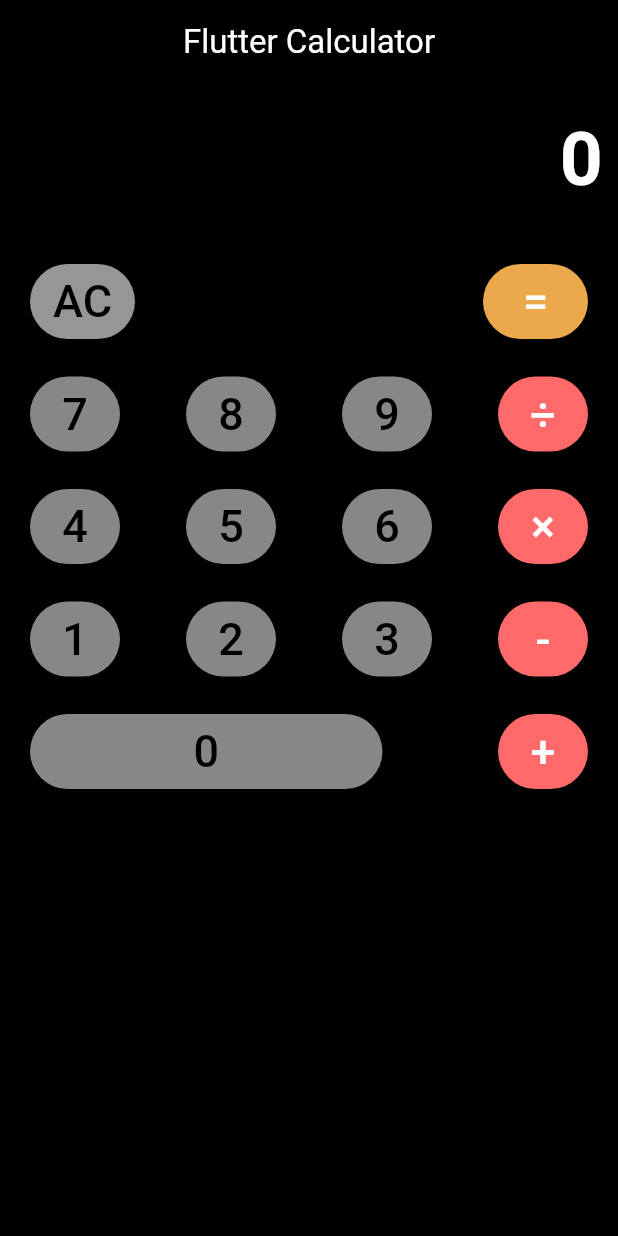
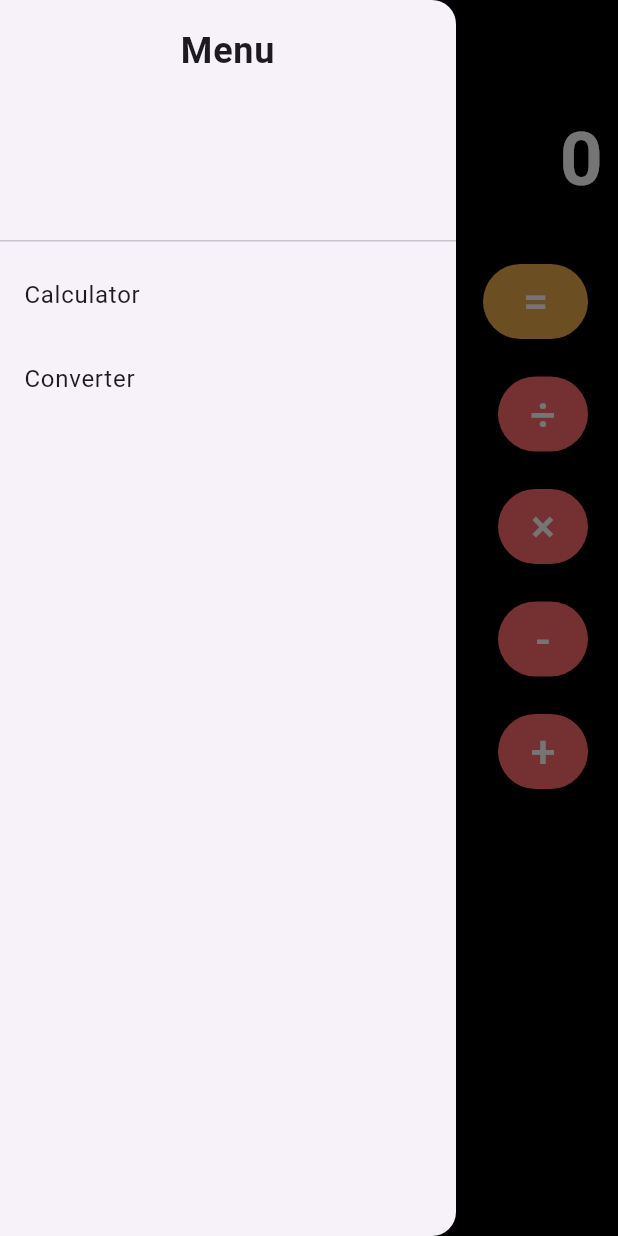
Before and after one commit to whitemam8a/Flutter_Calculator, a Flutter app: the screen it shows after launch, with the side drawer open (before the commit the screen has no drawer), on a phone screen of 412 x 824 dp. Run offline on Flutter 3.47's test engine with Material 3 defaults, Android fonts, the phone set to English and light mode, and no system bars; our stand-ins replace math_expressions.

Commit message:
Add Kilometers to Miles converter

```diff
--- /dev/null
+++ b/lib/NavBar.dart
@@ -0,0 +1,29 @@
+import 'package:flutter/material.dart';
+
+class NavBar extends StatelessWidget {
+  const NavBar({super.key});
+
+  @override
+  Widget build(BuildContext context) {
+    return Drawer(
+      child: ListView(padding: EdgeInsets.zero, children: [
+        const DrawerHeader(
+          child: Text('Menu',
+              style: TextStyle(
+                fontSize: 24,
+                fontWeight: FontWeight.bold,
+              ),
+              textAlign: TextAlign.center),
+        ),
+        ListTile(
+          title: const Text('Calculator'),
+          onTap: () => {Navigator.of(context).pushNamed('/')},
+        ),
+        ListTile(
+          title: const Text('Converter'),
+          onTap: () => {Navigator.of(context).pushNamed('/converter')},
+        ),
+      ]),
+    );
+  }
+}
--- a/lib/main.dart
+++ b/lib/main.dart
@@ -1,5 +1,8 @@
 import 'package:flutter/material.dart';
+import 'package:hello_flutter/NavBar.dart';
+import 'package:hello_flutter/screens/Calculator_Page.dart';
 import 'package:math_expressions/math_expressions.dart';
+import 'package:hello_flutter/screens/Converter_Page.dart';
 
 void main() {
   runApp(My_Calculator());
@@ -10,179 +13,15 @@ class My_Calculator extends StatelessWidget {
 
   @override
   Widget build(BuildContext context) {
-    return const MaterialApp(
+    return MaterialApp(
       title: 'Flutter Calculator',
-      home: MyHomePage(),
+      initialRoute: '/',
+      routes: {
+        '/': (context) => MyHomePage(),
+        '/converter': (context) => ConverterPage(),
+      },
+      // home: MyHomePage(),
       debugShowCheckedModeBanner: false,
     );
   }
 }
-
-class MyHomePage extends StatefulWidget {
-  const MyHomePage({super.key});
-
-  @override
-  _MyHomePageState createState() => _MyHomePageState();
-}
-
-class _MyHomePageState extends State<MyHomePage> {
-  String display = "0"; //Уравнение
-  String expression = ""; //Выражение
-
-  buttonPressed(btnText) {
-    setState(() {
-      if (btnText == "AC") {
-        display = "0";
-      } else if (btnText == "=") {
-        expression = display;
-        expression = expression.replaceAll("×", "*");
-        expression = expression.replaceAll("÷", "/");
-
-        try {
-          Parser p = Parser();
-          Expression exp = p.parse(expression);
-          ContextModel cm = ContextModel();
-          display = '${exp.evaluate(EvaluationType.REAL, cm)}';
-        } catch (e) {
-          'Error';
-        }
-      } else {
-        if (display == "0") {
-          display = btnText;
-        } else
-          display = display + btnText;
-      }
-    });
-  }
-
-  Widget callButtons(
-      String btnText, Color txtColor, double btnWidth, Color btnColor) {
-    return InkWell(
-      onTap: () {
-        buttonPressed(btnText);
-      },
-      child: Container(
-        alignment: Alignment.center,
-        height: 50,
-        width: btnWidth,
-        decoration: BoxDecoration(
-            color: btnColor, borderRadius: BorderRadius.circular(53)),
-        child: Text(btnText,
-            style: TextStyle(
-                color: txtColor, fontSize: 30, fontWeight: FontWeight.w500)),
-      ),
-    );
-  }
-
-  @override
-  Widget build(BuildContext context) {
-    return Scaffold(
-      backgroundColor: Colors.black,
-      appBar: AppBar(
-        centerTitle: true,
-        backgroundColor: const Color.fromARGB(255, 0, 0, 0),
-        title: const Text('Flutter Calculator',
-            style: TextStyle(color: Colors.white)),
-      ),
-      body: Column(
-        children: [
-          Container(
-            alignment: Alignment.centerRight,
-            height: 100,
-            padding: const EdgeInsets.symmetric(vertical: 10, horizontal: 10),
-            child: SingleChildScrollView(
-              child: Text(
-                display,
-                style: const TextStyle(
-                    fontSize: 50,
-                    fontWeight: FontWeight.bold,
-                    color: Colors.white),
-              ),
-            ),
-          ),
-          Padding(
-            padding: const EdgeInsets.all(20.0),
-            child: Column(
-              children: [
-                // first row
-                Row(
-                  mainAxisAlignment: MainAxisAlignment.spaceBetween,
-                  children: [
-                    callButtons("AC", Colors.black, 70,
-                        Color.fromARGB(255, 150, 150, 150)),
-                    callButtons("=", Colors.white, 70,
-                        Color.fromARGB(255, 236, 169, 76)),
-                  ],
-                ),
-                SizedBox(
-                  height: 25,
-                ),
-                // second row
-                Row(
-                  mainAxisAlignment: MainAxisAlignment.spaceBetween,
-                  children: [
-                    callButtons("7", Colors.black, 60,
-                        const Color.fromARGB(255, 135, 135, 135)),
-                    callButtons("8", Colors.black, 60,
-                        const Color.fromARGB(255, 135, 135, 135)),
-                    callButtons("9", Colors.black, 60,
-                        const Color.fromARGB(255, 135, 135, 135)),
-                    callButtons("÷", Colors.white, 60,
-                        const Color.fromARGB(255, 254, 106, 106)),
-                  ],
-                ),
-                SizedBox(
-                  height: 25,
-                ),
-                // third row
-                Row(
-                  mainAxisAlignment: MainAxisAlignment.spaceBetween,
-                  children: [
-                    callButtons("4", Colors.black, 60,
-                        const Color.fromARGB(255, 135, 135, 135)),
-                    callButtons("5", Colors.black, 60,
-                        const Color.fromARGB(255, 135, 135, 135)),
-                    callButtons("6", Colors.black, 60,
-                        const Color.fromARGB(255, 135, 135, 135)),
-                    callButtons("×", Colors.white, 60,
-                        const Color.fromARGB(255, 254, 106, 106)),
-                  ],
-                ),
-                SizedBox(
-                  height: 25,
-                ),
-                // forth row
-                Row(
-                  mainAxisAlignment: MainAxisAlignment.spaceBetween,
-                  children: [
-                    callButtons("1", Colors.black, 60,
-                        const Color.fromARGB(255, 135, 135, 135)),
-                    callButtons("2", Colors.black, 60,
-                        const Color.fromARGB(255, 135, 135, 135)),
-                    callButtons("3", Colors.black, 60,
-                        const Color.fromARGB(255, 135, 135, 135)),
-                    callButtons("-", Colors.white, 60,
-                        const Color.fromARGB(255, 254, 106, 106)),
-                  ],
-                ),
-                SizedBox(
-                  height: 25,
-                ),
-                // fifth row
-                Row(
-                  mainAxisAlignment: MainAxisAlignment.spaceBetween,
-                  children: [
-                    callButtons("0", Colors.black, 235,
-                        const Color.fromARGB(255, 135, 135, 135)),
-                    callButtons("+", Colors.white, 60,
-                        Color.fromARGB(255, 254, 106, 106)),
-                  ],
-                ),
-              ],
-            ),
-          ),
-        ],
-      ),
-    );
-  }
-}
--- /dev/null
+++ b/lib/screens/Calculator_Page.dart
@@ -0,0 +1,175 @@
+import 'package:flutter/material.dart';
+import 'package:hello_flutter/NavBar.dart';
+import 'package:math_expressions/math_expressions.dart';
+
+class MyHomePage extends StatefulWidget {
+  const MyHomePage({super.key});
+
+  @override
+  State<MyHomePage> createState() => _MyHomePageState();
+}
+
+class _MyHomePageState extends State<MyHomePage> {
+  String display = "0"; //Уравнение
+  String expression = ""; //Выражение
+
+  buttonPressed(btnText) {
+    setState(() {
+      if (btnText == "AC") {
+        display = "0";
+      } else if (btnText == "=") {
+        expression = display;
+        expression = expression.replaceAll("×", "*");
+        expression = expression.replaceAll("÷", "/");
+
+        try {
+          Parser p = Parser();
+          Expression exp = p.parse(expression);
+          ContextModel cm = ContextModel();
+          display = '${exp.evaluate(EvaluationType.REAL, cm)}';
+        } catch (e) {
+          'Error';
+        }
+      } else {
+        if (display == "0") {
+          display = btnText;
+        } else
+          display = display + btnText;
+      }
+    });
+  }
+
+  Widget callButtons(
+      String btnText, Color txtColor, double btnWidth, Color btnColor) {
+    return InkWell(
+      onTap: () {
+        buttonPressed(btnText);
+      },
+      child: Container(
+        alignment: Alignment.center,
+        height: 50,
+        width: btnWidth,
+        decoration: BoxDecoration(
+            color: btnColor, borderRadius: BorderRadius.circular(53)),
+        child: Text(btnText,
+            style: TextStyle(
+                color: txtColor, fontSize: 30, fontWeight: FontWeight.w500)),
+      ),
+    );
+  }
+
+  @override
+  Widget build(BuildContext context) {
+    return Scaffold(
+      drawer: NavBar(),
+      backgroundColor: Colors.black,
+      appBar: AppBar(
+        centerTitle: true,
+        backgroundColor: const Color.fromARGB(255, 0, 0, 0),
+        title: const Text('Flutter Calculator',
+            style: TextStyle(color: Colors.white)),
+        iconTheme:
+            IconThemeData(color: const Color.fromARGB(255, 255, 255, 255)),
+      ),
+      body: Column(
+        children: [
+          Container(
+            alignment: Alignment.centerRight,
+            height: 100,
+            padding: const EdgeInsets.symmetric(vertical: 10, horizontal: 10),
+            child: SingleChildScrollView(
+              child: Text(
+                display,
+                style: const TextStyle(
+                    fontSize: 50,
+                    fontWeight: FontWeight.bold,
+                    color: Colors.white),
+              ),
+            ),
+          ),
+          Padding(
+            padding: const EdgeInsets.all(20.0),
+            child: Column(
+              children: [
+                // first row
+                Row(
+                  mainAxisAlignment: MainAxisAlignment.spaceBetween,
+                  children: [
+                    callButtons("AC", Colors.black, 70,
+                        Color.fromARGB(255, 150, 150, 150)),
+                    callButtons("=", Colors.white, 70,
+                        Color.fromARGB(255, 236, 169, 76)),
+                  ],
+                ),
+                SizedBox(
+                  height: 25,
+                ),
+                // second row
+                Row(
+                  mainAxisAlignment: MainAxisAlignment.spaceBetween,
+                  children: [
+                    callButtons("7", Colors.black, 60,
+                        const Color.fromARGB(255, 135, 135, 135)),
+                    callButtons("8", Colors.black, 60,
+                        const Color.fromARGB(255, 135, 135, 135)),
+                    callButtons("9", Colors.black, 60,
+                        const Color.fromARGB(255, 135, 135, 135)),
+                    callButtons("÷", Colors.white, 60,
+                        const Color.fromARGB(255, 254, 106, 106)),
+                  ],
+                ),
+                SizedBox(
+                  height: 25,
+                ),
+                // third row
+                Row(
+                  mainAxisAlignment: MainAxisAlignment.spaceBetween,
+                  children: [
+                    callButtons("4", Colors.black, 60,
+                        const Color.fromARGB(255, 135, 135, 135)),
+                    callButtons("5", Colors.black, 60,
+                        const Color.fromARGB(255, 135, 135, 135)),
+                    callButtons("6", Colors.black, 60,
+                        const Color.fromARGB(255, 135, 135, 135)),
+                    callButtons("×", Colors.white, 60,
+                        const Color.fromARGB(255, 254, 106, 106)),
+                  ],
+                ),
+                SizedBox(
+                  height: 25,
+                ),
+                // forth row
+                Row(
+                  mainAxisAlignment: MainAxisAlignment.spaceBetween,
+                  children: [
+                    callButtons("1", Colors.black, 60,
+                        const Color.fromARGB(255, 135, 135, 135)),
+                    callButtons("2", Colors.black, 60,
+                        const Color.fromARGB(255, 135, 135, 135)),
+                    callButtons("3", Colors.black, 60,
+                        const Color.fromARGB(255, 135, 135, 135)),
+                    callButtons("-", Colors.white, 60,
+                        const Color.fromARGB(255, 254, 106, 106)),
+                  ],
+                ),
+                SizedBox(
+                  height: 25,
+                ),
+                // fifth row
+                Row(
+                  mainAxisAlignment: MainAxisAlignment.spaceBetween,
+                  children: [
+                    callButtons("0", Colors.black, 235,
+                        const Color.fromARGB(255, 135, 135, 135)),
+                    callButtons("+", Colors.white, 60,
+                        Color.fromARGB(255, 254, 106, 106)),
+                  ],
+                ),
+              ],
+            ),
+          ),
+        ],
+      ),
+    );
+  }
+}
```
Also changed, not shown: lib/screens/Converter_Page.dart (added, +84 -0 lines).
